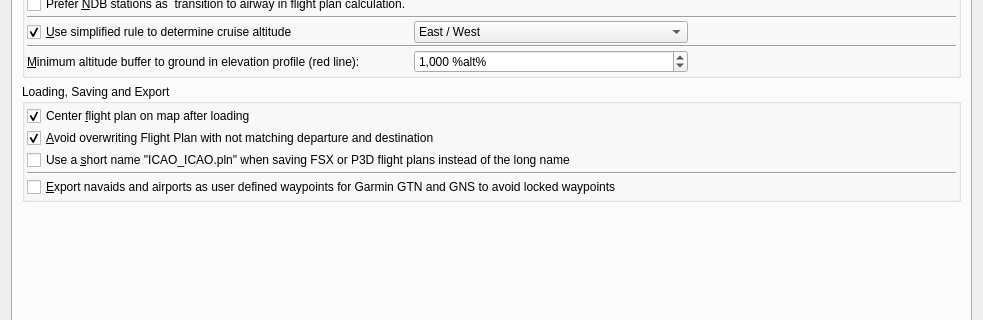
Before: the Qt Designer form src/options/options.ui in albar965/littlenavmap, drawn with Qt 5; both pictures show x 0 to 983 and y 96 to 416 of the 983 by 581 pixel window.
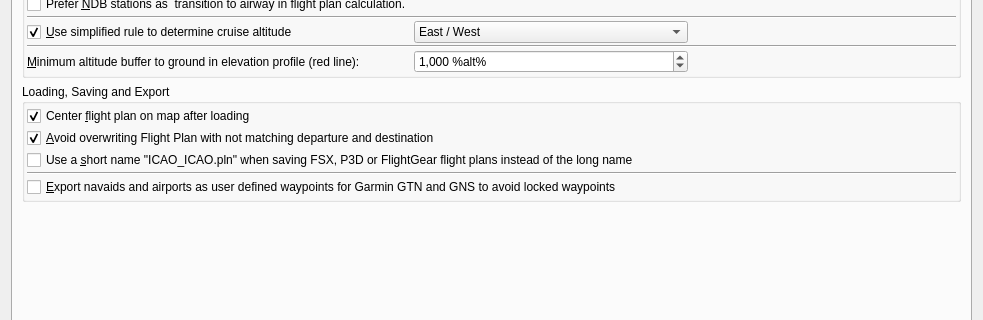
After: the same form once the commit is applied. The open tabs and pages were chosen to show the change.

Commit message: Added saving and loading of FlightGear XML flight plans. Adapted flight plan file type detection to new plan format and improved it for drag and drop of flight plans. All #361

```diff
--- a/src/options/options.ui
+++ b/src/options/options.ui
@@ -2899,7 +2899,7 @@
           <item>
            <widget class="QCheckBox" name="checkBoxOptionsRouteShortName">
             <property name="text">
-             <string>Use a &amp;short name &quot;ICAO_ICAO.pln&quot; when saving FSX or P3D flight plans instead of the long name</string>
+             <string>Use a &amp;short name &quot;ICAO_ICAO.pln&quot; when saving FSX, P3D or FlightGear flight plans instead of the long name</string>
             </property>
            </widget>
           </item>
```
The commit also changes 8 other files.
